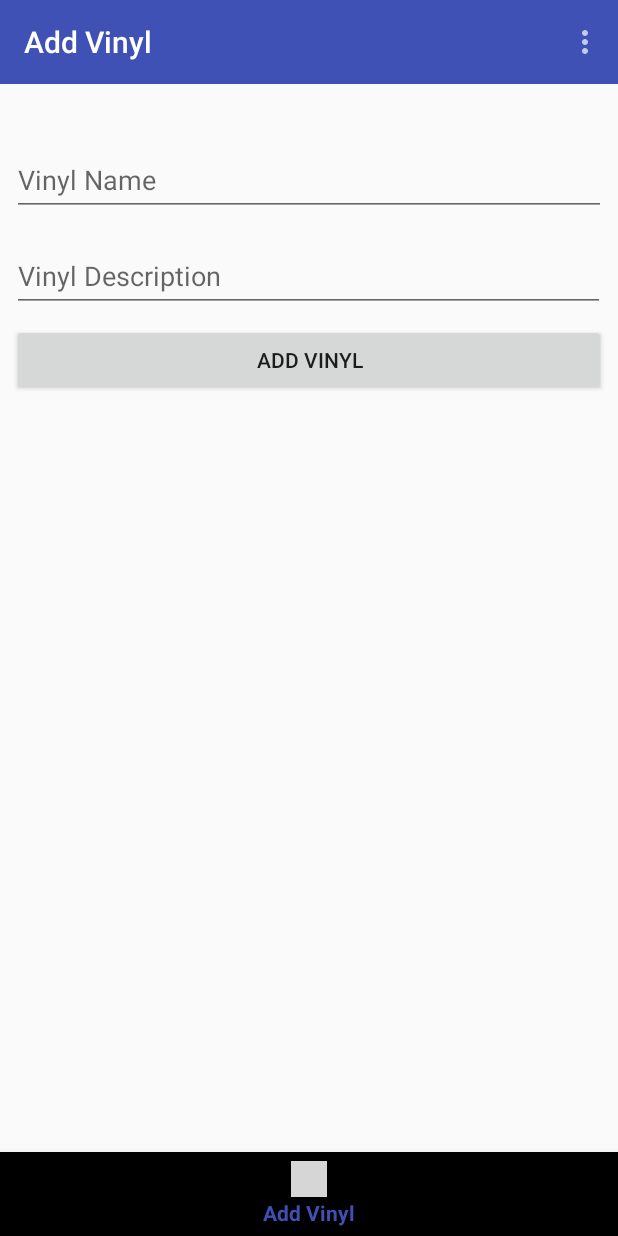
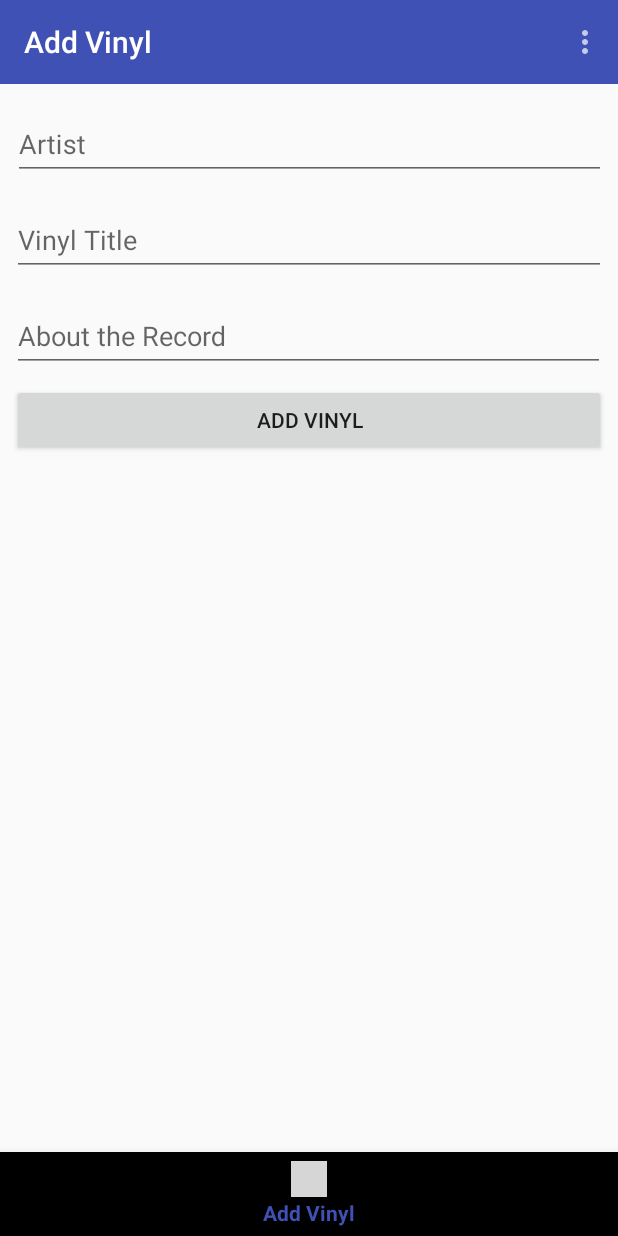
Before and after one commit to ciaranRoche/kang, an Android app: the AddVinylFragment screen opened through its navigation route, on a phone screen of 412 x 824 dp. Run offline under Robolectric (Android 15) with nearby library versions, the phone set to English and light mode, and no system bars; our stand-ins replace Picasso, navigation-ui; libraries missing offline, so code that uses them is left out: com.nshmura.recyclertablayout; pictures from the network do not load; 2 statements that could not run were skipped; grey boxes are pictures that could not be loaded.

Commit message:
add initial add vinyl

```diff
--- a/app/src/main/java/org/ciaranroche/kang/fragments/AddVinylFragment.kt
+++ b/app/src/main/java/org/ciaranroche/kang/fragments/AddVinylFragment.kt
@@ -1,36 +1,55 @@
 package org.ciaranroche.kang.fragments
 
 import android.os.Bundle
+import android.util.Log
 import android.view.LayoutInflater
 import android.view.View
 import android.view.ViewGroup
+import android.widget.Button
+import android.widget.Toast
 import androidx.fragment.app.Fragment
-import androidx.navigation.Navigation
+import androidx.navigation.findNavController
+import com.google.android.material.textfield.TextInputEditText
 import org.ciaranroche.kang.R
+import org.ciaranroche.kang.models.VinylJSONStore
+import org.ciaranroche.kang.models.VinylModel
 
 class AddVinylFragment : Fragment() {
+
+    var vinyl = VinylModel()
+
+    lateinit var data: VinylJSONStore
+    lateinit var addBtn: Button
+    lateinit var vinylName: TextInputEditText
+    lateinit var artistName: TextInputEditText
+    lateinit var albumDesc: TextInputEditText
 
     override fun onCreateView(
         inflater: LayoutInflater,
         container: ViewGroup?,
         savedInstanceState: Bundle?
     ): View? {
-        setHasOptionsMenu(true)
+        val view = inflater.inflate(R.layout.add_vinyl_fragment, container, false)
 
-        val safeArgs = AddVinylFragmentArgs.fromBundle(arguments!!)
-        val flowStepNumber = safeArgs.flowStepNumber
+        data = VinylJSONStore(this.context!!.applicationContext)
 
-        return when (flowStepNumber) {
-            2 -> inflater.inflate(R.layout.add_vinyl_two_fragment, container, false)
-            else -> inflater.inflate(R.layout.add_vinyl_fragment, container, false)
+        addBtn = view.findViewById(R.id.next_button)
+        vinylName = view.findViewById(R.id.vinyl_name_input)
+        artistName = view.findViewById(R.id.artist_name_input)
+        albumDesc = view.findViewById(R.id.vinyl_desc_input)
+
+        addBtn.setOnClickListener {
+            view ->
+            vinyl.name = vinylName.text.toString()
+            vinyl.artist = artistName.text.toString()
+            vinyl.desc = albumDesc.text.toString()
+            data.create(vinyl)
+            Log.i("boop", data.findAll().toString())
+            view.findNavController().navigate(R.id.action_add_vinyl_to_vinylProfileFragment2)
+            Toast.makeText(this.context, "I work", Toast.LENGTH_LONG).show()
         }
+
+        return view
     }
 
-    override fun onViewCreated(view: View, savedInstanceState: Bundle?) {
-        super.onViewCreated(view, savedInstanceState)
-
-        view.findViewById<View>(R.id.next_button).setOnClickListener(
-            Navigation.createNavigateOnClickListener(R.id.next_action)
-        )
-    }
 }
--- a/app/src/main/java/org/ciaranroche/kang/fragments/VinylProfileFragment.kt
+++ b/app/src/main/java/org/ciaranroche/kang/fragments/VinylProfileFragment.kt
@@ -34,16 +34,20 @@ class VinylProfileFragment : Fragment() {
         val artistTitle = view.findViewById<TextView>(R.id.artist_title)
         val albumTitle = view.findViewById<TextView>(R.id.album_title)
         val albumArt = view.findViewById<ImageView>(R.id.album_art)
+        val albumDesc = view.findViewById<TextView>(R.id.album_desc)
 
         vinyl = arguments!!.getParcelable("vinyl") as VinylModel
 
         artistTitle.text = vinyl.artist
         albumTitle.text = vinyl.name
-        Picasso.get()
-            .load(vinyl.image)
-            .resize(50, 50)
-            .centerCrop()
-            .into(albumArt)
+        albumDesc.text = vinyl.desc
+        if(vinyl.image != ""){
+            Picasso.get()
+                .load(vinyl.image)
+                .resize(50, 50)
+                .centerCrop()
+                .into(albumArt)
+        }
         return view
     }
 
--- a/app/src/main/res/layout/add_vinyl_fragment.xml
+++ b/app/src/main/res/layout/add_vinyl_fragment.xml
@@ -37,19 +37,42 @@
                     android:layout_height="wrap_content"
                     android:id="@+id/vinyl_desc_input"/>
         </com.google.android.material.textfield.TextInputLayout>
+
         <com.google.android.material.textfield.TextInputLayout
                 android:layout_width="0dp"
                 android:layout_height="wrap_content"
-                app:layout_constraintStart_toStartOf="parent" android:layout_marginStart="8dp"
-                android:layout_marginEnd="8dp" app:layout_constraintEnd_toEndOf="parent"
-                app:layout_constraintHorizontal_bias="0.0" android:layout_marginTop="32dp"
-                app:layout_constraintTop_toTopOf="parent" android:id="@+id/textInputLayout3"
-                android:hint="@string/vinyl_name">
+                app:layout_constraintStart_toStartOf="parent"
+                android:layout_marginStart="8dp"
+                android:layout_marginEnd="8dp"
+                app:layout_constraintEnd_toEndOf="parent"
+                app:layout_constraintHorizontal_bias="1.0"
+                android:id="@+id/textInputLayout3"
+                android:hint="@string/vinyl_name"
+                android:layout_marginTop="8dp"
+                app:layout_constraintTop_toBottomOf="@+id/textInputLayout">
 
             <com.google.android.material.textfield.TextInputEditText
                     android:layout_width="match_parent"
                     android:layout_height="wrap_content"
                     android:id="@+id/vinyl_name_input"/>
         </com.google.android.material.textfield.TextInputLayout>
+
+        <com.google.android.material.textfield.TextInputLayout
+                android:layout_width="395dp"
+                android:layout_height="wrap_content"
+                app:layout_constraintStart_toStartOf="parent"
+                android:layout_marginStart="8dp"
+                android:layout_marginTop="8dp"
+                app:layout_constraintTop_toTopOf="parent"
+                app:layout_constraintEnd_toEndOf="parent"
+                android:layout_marginEnd="8dp"
+                android:id="@+id/textInputLayout"
+                android:hint="@string/vinyl_artist">
+
+            <com.google.android.material.textfield.TextInputEditText
+                    android:layout_width="match_parent"
+                    android:layout_height="wrap_content"
+                    android:id="@+id/artist_name_input"/>
+        </com.google.android.material.textfield.TextInputLayout>
     </androidx.constraintlayout.widget.ConstraintLayout>
 </androidx.constraintlayout.widget.ConstraintLayout>
--- a/app/src/main/res/navigation/mobile_navigation.xml
+++ b/app/src/main/res/navigation/mobile_navigation.xml
@@ -27,31 +27,14 @@
                 android:name="flowStepNumber"
                 app:argType="integer"
                 android:defaultValue="1"/>
-
         <action
-                android:id="@+id/next_action"
-                app:destination="@+id/flow_step_two_dest"
+                android:id="@+id/action_add_vinyl_to_vinylProfileFragment2"
+                app:destination="@id/vinylProfileFragment"
                 app:enterAnim="@anim/slide_in_right"
                 app:exitAnim="@anim/slide_out_left"
                 app:popEnterAnim="@anim/slide_in_left"
                 app:popExitAnim="@anim/slide_out_right"/>
-    </fragment>
 
-    <fragment
-            android:id="@+id/flow_step_two_dest"
-            android:label="@string/add_vinyl"
-            android:name="org.ciaranroche.kang.fragments.AddVinylFragment"
-            tools:layout="@layout/add_vinyl_two_fragment">
-
-        <argument
-                android:name="flowStepNumber"
-                app:argType="integer"
-                android:defaultValue="2"/>
-
-        <action
-                android:id="@+id/next_action"
-                app:popUpTo="@id/vinylProfileFragment">
-        </action>
     </fragment>
 
     <fragment
--- a/app/src/main/res/values/strings.xml
+++ b/app/src/main/res/values/strings.xml
@@ -7,14 +7,14 @@
     <string name="add_vinyl_menu">Add Vinyl</string>
 
     <!-- Input strings -->
-    <string name="vinyl_name">Vinyl Name</string>
-    <string name="vinyl_desc">Vinyl Description</string>
+    <string name="vinyl_name">Vinyl Title</string>
+    <string name="vinyl_desc">About the Record</string>
+    <string name="vinyl_artist">Artist</string>
 
     <!-- Button strings -->
     <string name="add_vinyl">Add Vinyl</string>
 
     <!-- Screen strings -->
-    <string name="step_one">Step One</string>
     <string name="vinyl_list">My Vinyl</string>
     <string name="deep_link_instructions">Type your deep link args</string>
     <string name="settings_fragment_text">Settings Fragment</string>
@@ -24,7 +24,4 @@
     <string name="finish_button">Finish Flow</string>
     <string name="send_deep_link_notification_button">Send deep link notification</string>
 
-    <!-- TODO: Remove or change this placeholder text -->
-    <string name="hello_blank_fragment">Hello blank fragment</string>
-
 </resources>
```
Also changed, not shown: app/src/main/res/layout/add_vinyl_two_fragment.xml (deleted, +0 -31 lines), app/src/main/res/layout/fragment_vinyl_profile.xml (+13 -0 lines).
